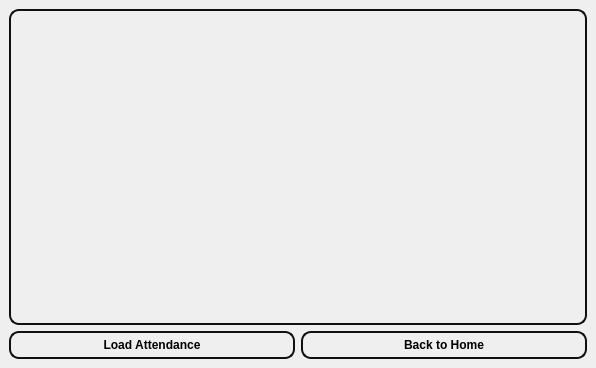
Before: the Qt Designer form attendance_teacher.ui in suvam452/Mulyankan, drawn with Qt 5.
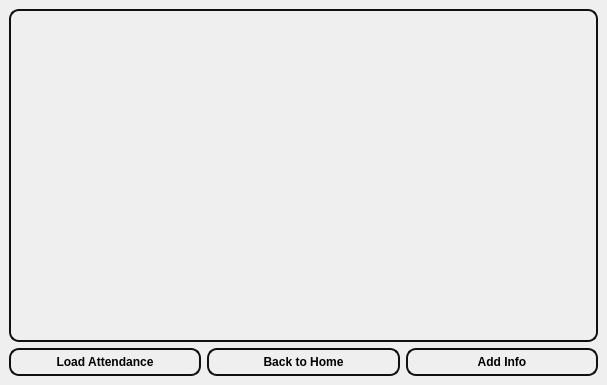
After: the same form once the commit is applied.

Patch:
```diff
--- a/attendance_teacher.ui
+++ b/attendance_teacher.ui
@@ -6,17 +6,17 @@
    <rect>
     <x>0</x>
     <y>0</y>
-    <width>596</width>
-    <height>368</height>
+    <width>607</width>
+    <height>385</height>
    </rect>
   </property>
   <property name="windowTitle">
    <string>MainWindow</string>
   </property>
   <widget class="QWidget" name="centralwidget">
-   <layout class="QVBoxLayout" name="verticalLayout_3">
+   <layout class="QVBoxLayout" name="verticalLayout_2">
     <item>
-     <layout class="QVBoxLayout" name="verticalLayout_2">
+     <layout class="QVBoxLayout" name="verticalLayout">
       <item>
        <widget class="QTableView" name="tableView_attendance">
         <property name="styleSheet">
@@ -61,7 +61,7 @@
        </widget>
       </item>
       <item>
-       <layout class="QHBoxLayout" name="horizontalLayout_6">
+       <layout class="QHBoxLayout" name="horizontalLayout">
         <item>
          <widget class="QPushButton" name="pushButton_load">
           <property name="font">
@@ -110,6 +110,30 @@
           </property>
          </widget>
         </item>
+        <item>
+         <widget class="QPushButton" name="pushButton_add">
+          <property name="font">
+           <font>
+            <bold>true</bold>
+           </font>
+          </property>
+          <property name="styleSheet">
+           <string notr="true">QPushButton {
+    border: 2px solid rgb(16, 16, 16);
+    border-radius: 10px; 
+    background-color:rgb(255, 255, 255,0);
+    min-width: 9px; 
+    min-height: 9px; 
+    padding: 5px; 
+    margin: 0px; 
+}
+</string>
+          </property>
+          <property name="text">
+           <string>Add Info</string>
+          </property>
+         </widget>
+        </item>
        </layout>
       </item>
      </layout>
```
